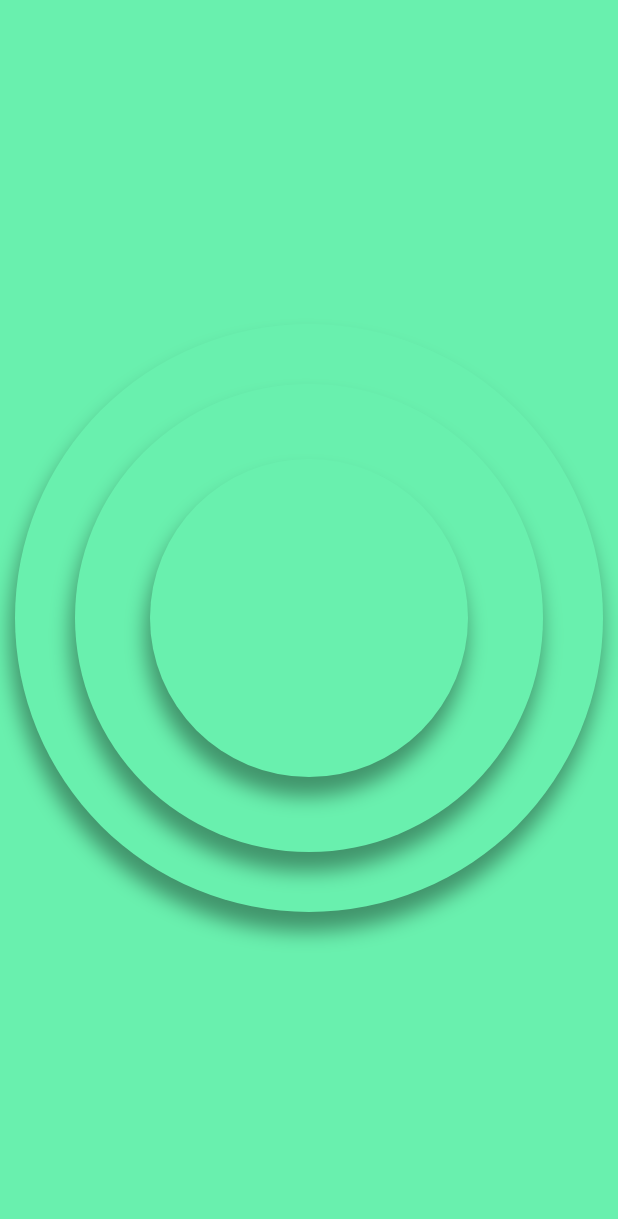
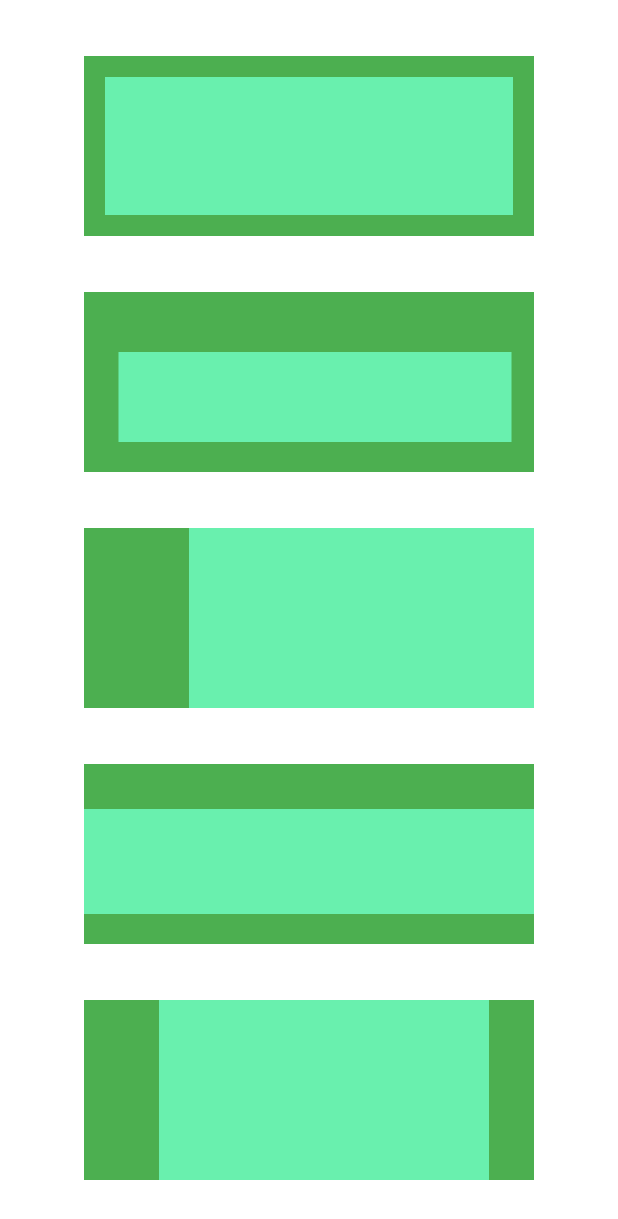
Before and after one commit to Bilol4391/Flutter_Lesson_Three, a Flutter app: the screen it shows after launch, on a phone screen of 412 x 824 dp. Shown: the top 1219 px of the screen. Run offline on Flutter 3.47's test engine with Material 2 defaults, Android fonts, the phone set to English and light mode, and no system bars.

Commit message:
Exercise - 5 Qushildi

```diff
--- /dev/null
+++ b/lib/Ex_5.dart
@@ -0,0 +1,65 @@
+// This widget is the root of your application.
+import 'package:flutter/material.dart';
+
+class ExFive extends StatelessWidget {
+  const ExFive({super.key});
+
+  @override
+  Widget build(BuildContext context) {
+    return MaterialApp(
+      home: Container(
+        color: Colors.white,
+        child: Column(
+          mainAxisAlignment: MainAxisAlignment.spaceEvenly,
+          children: [
+            Container(
+              height: 120,
+              width: 300,
+              color: Colors.green,
+              child: Container(
+                color: Colors.greenAccent,
+                margin: EdgeInsets.all(14),
+              ),
+            ),
+            Container(
+              height: 120,
+              width: 300,
+              color: Colors.green,
+              child: Container(
+                color: Colors.greenAccent,
+                margin: EdgeInsets.only(bottom: 20, left: 23, top: 40, right: 15),
+              ),
+            ),
+            Container(
+              height: 120,
+              width: 300,
+              color: Colors.green,
+              child: Container(
+                color: Colors.greenAccent,
+                margin: EdgeInsets.only(left: 70),
+              ),
+            ),
+            Container(
+              height: 120,
+              width: 300,
+              color: Colors.green,
+              child: Container(
+                color: Colors.greenAccent,
+                margin: EdgeInsets.only(top: 30, bottom: 20),
+              ),
+            ),
+            Container(
+              height: 120,
+              width: 300,
+              color: Colors.green,
+              child: Container(
+                color: Colors.greenAccent,
+                margin: EdgeInsets.only(left: 50, right: 30),
+              ),
+            ),
+          ],
+        ),
+      ),
+    );
+  }
+}
--- a/lib/main.dart
+++ b/lib/main.dart
@@ -4,8 +4,9 @@ import 'package:flutter_lesson_three/Ex_1.dart';
 import 'package:flutter_lesson_three/Ex_2.dart';
 import 'package:flutter_lesson_three/Ex_3.dart';
 import 'package:flutter_lesson_three/Ex_4.dart';
+import 'package:flutter_lesson_three/Ex_5.dart';
 
 
 void main() {
-  runApp(const ExFour());
+  runApp(const ExFive());
 }
```
